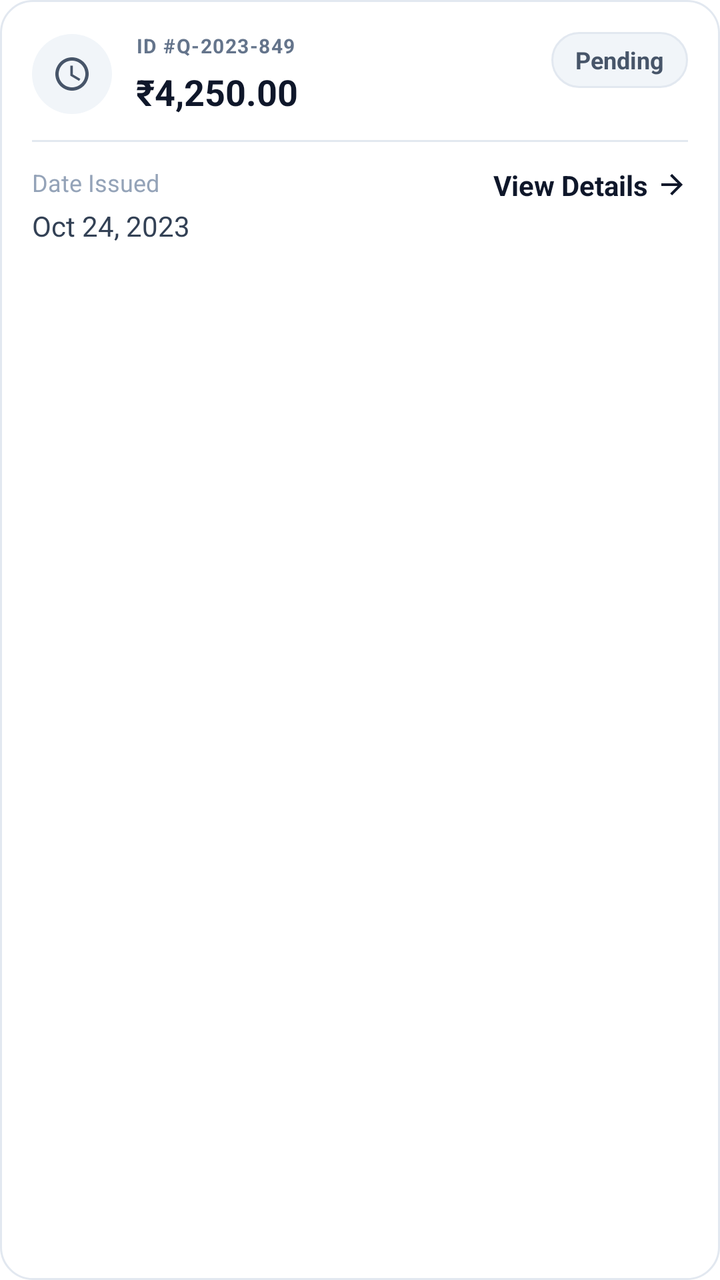
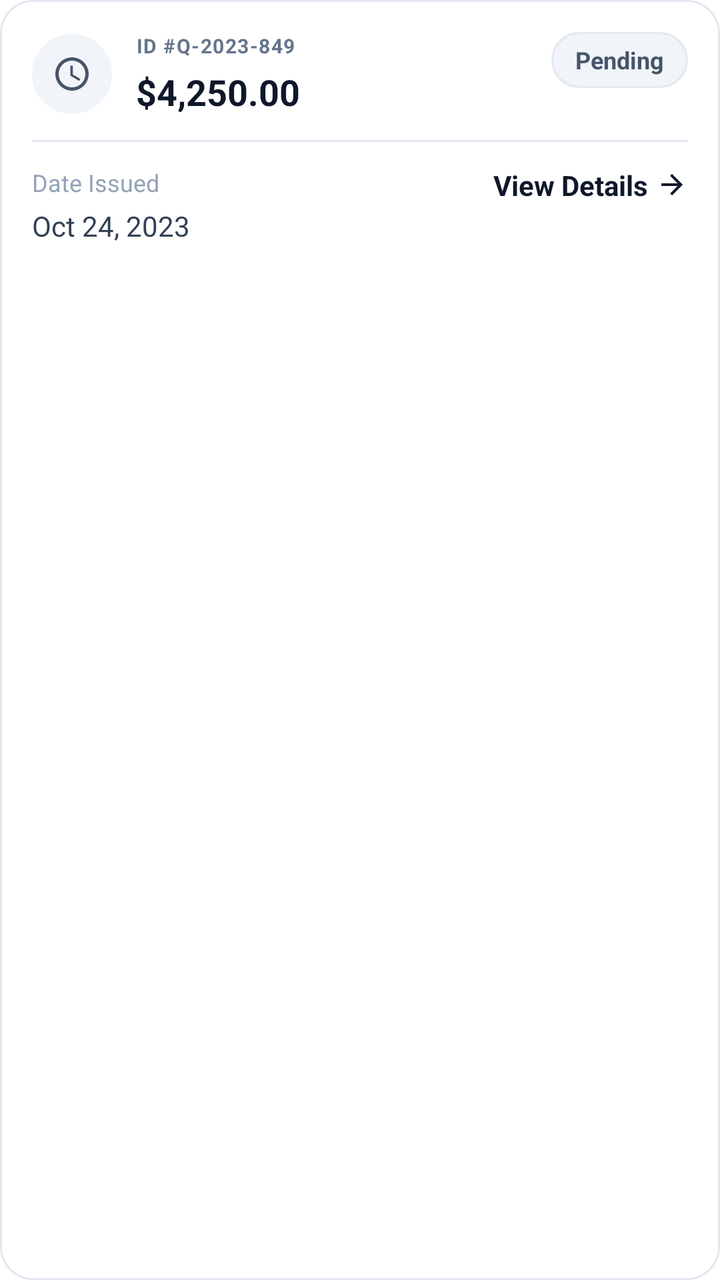

Two renders of the same Android screen: before a commit and after it. Below are the layout's source before the change and the commit's diff.
<!-- AndroidManifest.xml: application theme Theme.Florra -->
<!-- res/layout/item_quotation.xml -->
<?xml version="1.0" encoding="utf-8"?>
<LinearLayout xmlns:android="http://schemas.android.com/apk/res/android"
    android:layout_width="match_parent"
    android:layout_height="wrap_content"
    android:orientation="vertical"
    android:background="@drawable/bg_quotation_card"
    android:padding="16dp"
    android:layout_marginBottom="12dp"
    android:clickable="true"
    android:focusable="true">

    
    <RelativeLayout
        android:layout_width="match_parent"
        android:layout_height="wrap_content"
        android:layout_marginBottom="12dp">

        
        <LinearLayout
            android:layout_width="wrap_content"
            android:layout_height="wrap_content"
            android:orientation="horizontal"
            android:gravity="center_vertical"
            android:layout_alignParentStart="true">

            
            <RelativeLayout
                android:id="@+id/iconBg"
                android:layout_width="40dp"
                android:layout_height="40dp"
                android:background="@drawable/bg_grey_circle"
                android:layout_marginEnd="12dp">

                <ImageView
                    android:id="@+id/icon"
                    android:layout_width="20dp"
                    android:layout_height="20dp"
                    android:src="@drawable/ic_pending"
                    android:tint="@color/slate_600"
                    android:layout_centerInParent="true" />
            </RelativeLayout>

            
            <LinearLayout
                android:layout_width="wrap_content"
                android:layout_height="wrap_content"
                android:orientation="vertical">

                <TextView
                    android:id="@+id/tvId"
                    android:layout_width="wrap_content"
                    android:layout_height="wrap_content"
                    android:text="ID #Q-2023-849"
                    android:textColor="@color/slate_500"
                    android:textSize="10sp"
                    android:textStyle="bold"
                    android:letterSpacing="0.05" />

                <TextView
                    android:id="@+id/tvAmount"
                    android:layout_width="wrap_content"
                    android:layout_height="wrap_content"
                    android:text="₹4,250.00"
                    android:textColor="@color/slate_900"
                    android:textSize="18sp"
                    android:textStyle="bold"
                    android:layout_marginTop="4dp" />
            </LinearLayout>
        </LinearLayout>

        
        <LinearLayout
            android:id="@+id/statusBadge"
            android:layout_width="wrap_content"
            android:layout_height="28dp"
            android:orientation="horizontal"
            android:gravity="center"
            android:background="@drawable/bg_status_pending"
            android:paddingHorizontal="12dp"
            android:layout_alignParentEnd="true">

            <TextView
                android:id="@+id/tvStatus"
                android:layout_width="wrap_content"
                android:layout_height="wrap_content"
                android:text="Pending"
                android:textColor="@color/slate_600"
                android:textSize="12sp"
                android:textStyle="bold" />
        </LinearLayout>

    </RelativeLayout>

    
    <View
        android:layout_width="match_parent"
        android:layout_height="1dp"
        android:background="@color/slate_200"
        android:layout_marginBottom="12dp" />

    
    <RelativeLayout
        android:layout_width="match_parent"
        android:layout_height="wrap_content">

        
        <LinearLayout
            android:layout_width="wrap_content"
            android:layout_height="wrap_content"
            android:orientation="vertical"
            android:layout_alignParentStart="true">

            <TextView
                android:layout_width="wrap_content"
                android:layout_height="wrap_content"
                android:text="Date Issued"
                android:textColor="@color/slate_400"
                android:textSize="12sp" />

            <TextView
                android:id="@+id/tvDate"
                android:layout_width="wrap_content"
                android:layout_height="wrap_content"
                android:text="Oct 24, 2023"
                android:textColor="@color/slate_700"
                android:textSize="14sp"
                android:textStyle="normal"
                android:layout_marginTop="4dp" />
        </LinearLayout>

        
        <LinearLayout
            android:id="@+id/btnViewDetails"
            android:layout_width="wrap_content"
            android:layout_height="wrap_content"
            android:orientation="horizontal"
            android:gravity="center_vertical"
            android:layout_alignParentEnd="true"
            android:clickable="true"
            android:focusable="true">

            <TextView
                android:layout_width="wrap_content"
                android:layout_height="wrap_content"
                android:text="View Details"
                android:textColor="@color/slate_900"
                android:textSize="14sp"
                android:textStyle="bold" />

            <ImageView
                android:layout_width="16dp"
                android:layout_height="16dp"
                android:src="@drawable/ic_arrow_forward"
                android:tint="@color/slate_900"
                android:layout_marginStart="4dp" />
        </LinearLayout>

    </RelativeLayout>

</LinearLayout>
<!-- resources referenced by this layout -->
<resources>
  <color name="slate_200">#E2E8F0</color>
  <color name="slate_400">#94A3B8</color>
  <color name="slate_500">#64748B</color>
  <color name="slate_600">#475569</color>
  <color name="slate_700">#334155</color>
  <color name="slate_900">#0F172A</color>
  <!-- drawable bg_grey_circle (drawable) -->
  <?xml version="1.0" encoding="utf-8"?>
  <shape xmlns:android="http://schemas.android.com/apk/res/android">
      <solid android:color="@color/slate_100" />
      <corners android:radius="100dp" />
  </shape>
  <!-- drawable bg_quotation_card (drawable) -->
  <?xml version="1.0" encoding="utf-8"?>
  <shape xmlns:android="http://schemas.android.com/apk/res/android">
      <solid android:color="@color/white" />
      <corners android:radius="16dp" />
      <stroke android:width="1dp" android:color="@color/slate_200" />
  </shape>
  <!-- drawable bg_status_pending (drawable) -->
  <?xml version="1.0" encoding="utf-8"?>
  <shape xmlns:android="http://schemas.android.com/apk/res/android">
      <solid android:color="@color/slate_100" />
      <corners android:radius="999dp" />
      <stroke android:width="1dp" android:color="@color/slate_200" />
  </shape>
  <!-- drawable ic_arrow_forward (drawable) -->
  <vector xmlns:android="http://schemas.android.com/apk/res/android"
      android:width="24dp"
      android:height="24dp"
      android:viewportWidth="24"
      android:viewportHeight="24">
      <path
          android:fillColor="@color/white"
          android:pathData="M12 4l-1.41 1.41L16.17 11H4v2h12.17l-5.58 5.59L12 20l8-8z" />
  </vector>
  <!-- drawable ic_pending (drawable) -->
  <vector xmlns:android="http://schemas.android.com/apk/res/android"
      android:width="24dp"
      android:height="24dp"
      android:viewportWidth="24"
      android:viewportHeight="24">
      <path
          android:fillColor="#FF000000"
          android:pathData="M12,2C6.48,2 2,6.48 2,12s4.48,10 10,10 10,-4.48 10,-10S17.52,2 12,2zM12,20c-4.42,0 -8,-3.58 -8,-8s3.58,-8 8,-8 8,3.58 8,8 -3.58,8 -8,8z" />
      <path
          android:fillColor="#FF000000"
          android:pathData="M12.5,7H11v6l5.25,3.15 0.75,-1.23 -4.5,-2.67z" />
  </vector>
  <style name="Theme.Florra" parent="Theme.MaterialComponents.DayNight.NoActionBar">
          <item name="colorPrimary">#0F172A</item>
          <item name="colorPrimaryVariant">#0F172A</item>
          <item name="colorOnPrimary">#FFFFFF</item>
          <item name="colorSecondary">#E2E8F0</item>
          <item name="colorSecondaryVariant">#CBD5E1</item>
          <item name="colorOnSecondary">#0F172A</item>
          <item name="android:statusBarColor">@android:color/transparent</item>
          <item name="android:navigationBarColor">@android:color/transparent</item>
          <item name="android:windowLightStatusBar">true</item>
          <item name="android:windowLightNavigationBar">false</item>
      </style>
  <color name="slate_100">#F1F5F9</color>
  <color name="white">#FFFFFFFF</color>
</resources>

<!-- the commit's change to res/layout/item_quotation.xml (unified diff, before → after) -->
@@ -60,7 +60,7 @@
                     android:id="@+id/tvAmount"
                     android:layout_width="wrap_content"
                     android:layout_height="wrap_content"
-                    android:text="₹4,250.00"
+                    android:text="$4,250.00"
                     android:textColor="@color/slate_900"
                     android:textSize="18sp"
                     android:textStyle="bold"
<!-- resource entries referenced after the edit -->
@@ -58,7 +58,7 @@
           <item name="colorOnSecondary">#0F172A</item>
           <item name="android:statusBarColor">@android:color/transparent</item>
           <item name="android:navigationBarColor">@android:color/transparent</item>
-          <item name="android:windowLightStatusBar">true</item>
+          <item name="android:windowLightStatusBar">false</item>
           <item name="android:windowLightNavigationBar">false</item>
       </style>
   <color name="slate_100">#F1F5F9</color>
